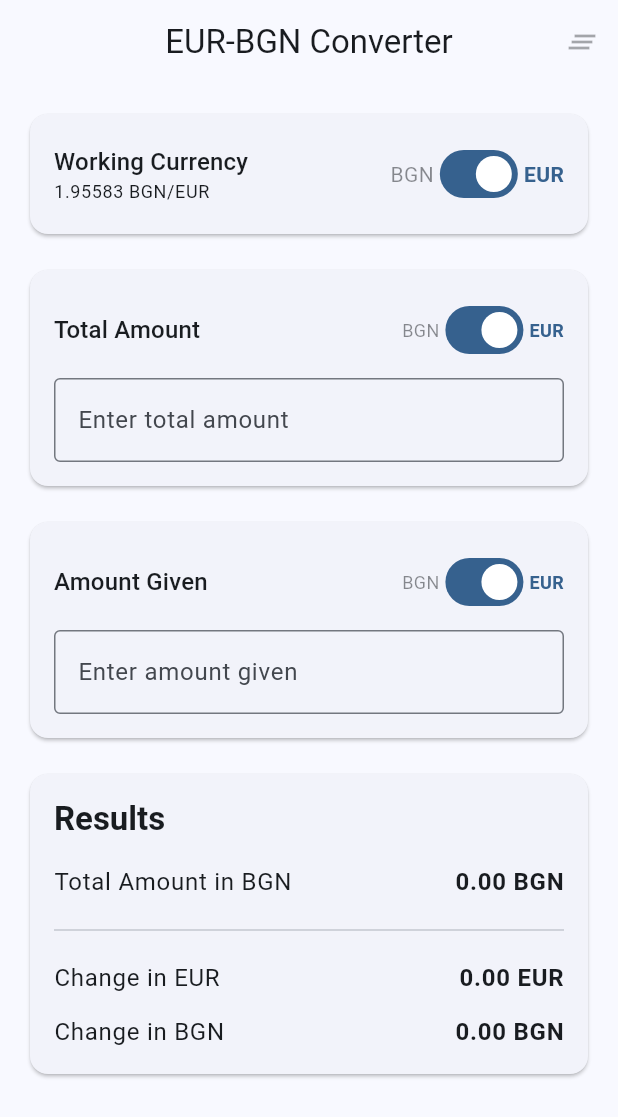
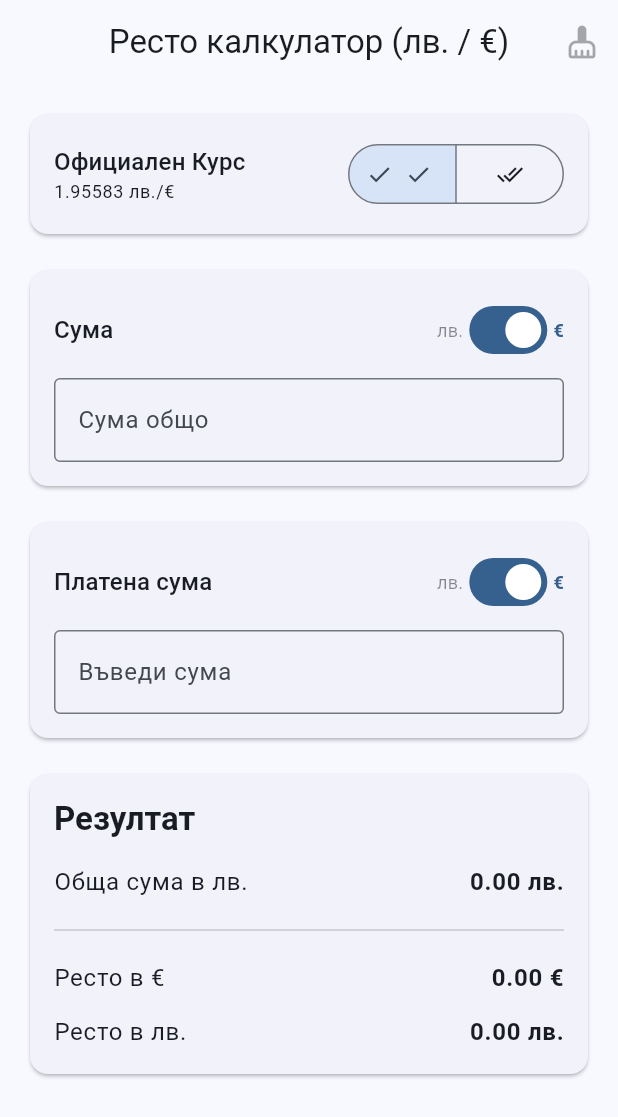
Before and after one commit to bogui/change-calculator, a Flutter app: the screen it shows after launch, on a phone screen of 412 x 824 dp. Shown: the top 1117 px of the screen. Run offline on Flutter 3.47's test engine with Material 3 defaults, Android fonts, the light colour scheme and no system bars.

Commit message:
Refactor: Add dual currency input mode and localize UI to Bulgarian.
This commit introduces a major refactoring of the `ConverterScreen`.

Key changes include:
- A new `SingleChoiceButton` component to switch between single and dual currency input modes for the "Amount Given" field.
- The UI is now localized in Bulgarian, including labels, hints, and titles.
- The concept of a "main working currency" has been removed in favor of a more flexible calculation logic.
- Added new text controllers to support separate EUR and BGN inputs in dual currency mode.
- Updated icons and added various Play Store assets.
- Bumped the application version.

```diff
--- /dev/null
+++ b/lib/components/single_choice_button.component.dart
@@ -0,0 +1,20 @@
+import 'package:flutter/material.dart';
+
+enum CalculationType {single, double}
+
+class SingleChoiceButton extends StatelessWidget {
+  const SingleChoiceButton({super.key, required this.selected, required this.onSelectionChanged});
+
+  final CalculationType selected;
+  final void Function(CalculationType) onSelectionChanged;
+
+  @override
+  Widget build(BuildContext context) {
+    return SegmentedButton<CalculationType>(segments: const <ButtonSegment<CalculationType>>[
+      ButtonSegment<CalculationType>(value: CalculationType.single, icon: Icon(Icons.done), tooltip: 'Калкулация с една валута'),
+      ButtonSegment<CalculationType>(value: CalculationType.double, icon: Icon(Icons.done_all), tooltip: 'Калкулация с две валути'),
+    ],  onSelectionChanged: (Set<CalculationType> newSelection) {
+      onSelectionChanged(newSelection.first);
+    }, selected: <CalculationType>{selected});
+  }
+}
--- a/lib/converter_screen.dart
+++ b/lib/converter_screen.dart
@@ -1,4 +1,5 @@
 import 'dart:async';
+import 'package:euro_converter/components/single_choice_button.component.dart';
 import 'package:flutter/material.dart';
 import 'package:flutter/services.dart';
 
@@ -15,9 +16,12 @@ class ConverterScreen extends StatefulWidget {
 class _ConverterScreenState extends State<ConverterScreen> {
   final TextEditingController _totalAmountController = TextEditingController();
   final TextEditingController _amountGivenController = TextEditingController();
+  final TextEditingController _amountGivenEurController =
+      TextEditingController();
+  final TextEditingController _amountGivenBgnController =
+      TextEditingController();
 
-  /// Main working currency: true = EUR, false = BGN
-  bool _mainCurrencyIsEur = true;
+  CalculationType _calculationType = CalculationType.single;
 
   /// Override flags: null = use main currency, true = EUR, false = BGN
   bool? _totalAmountCurrencyOverride;
@@ -30,6 +34,8 @@ class _ConverterScreenState extends State<ConverterScreen> {
     super.initState();
     _totalAmountController.addListener(_debouncedUpdate);
     _amountGivenController.addListener(_debouncedUpdate);
+    _amountGivenEurController.addListener(_debouncedUpdate);
+    _amountGivenBgnController.addListener(_debouncedUpdate);
   }
 
   @override
@@ -37,8 +43,12 @@ class _ConverterScreenState extends State<ConverterScreen> {
     _debounceTimer?.cancel();
     _totalAmountController.removeListener(_debouncedUpdate);
     _amountGivenController.removeListener(_debouncedUpdate);
+    _amountGivenEurController.removeListener(_debouncedUpdate);
+    _amountGivenBgnController.removeListener(_debouncedUpdate);
     _totalAmountController.dispose();
     _amountGivenController.dispose();
+    _amountGivenEurController.dispose();
+    _amountGivenBgnController.dispose();
     super.dispose();
   }
 
@@ -57,32 +67,33 @@ class _ConverterScreenState extends State<ConverterScreen> {
   bool _hasValuesToClear() {
     final hasText =
         _totalAmountController.text.isNotEmpty ||
-        _amountGivenController.text.isNotEmpty;
+        _amountGivenController.text.isNotEmpty ||
+        _amountGivenEurController.text.isNotEmpty ||
+        _amountGivenBgnController.text.isNotEmpty;
     final hasOverrides =
         _totalAmountCurrencyOverride != null ||
         _amountGivenCurrencyOverride != null;
-    final isNotDefaultCurrency = !_mainCurrencyIsEur;
-    return hasText || hasOverrides || isNotDefaultCurrency;
+
+    return hasText || hasOverrides;
   }
 
   /// Resets all fields to their default values
   void _resetAllFields() {
     _totalAmountController.clear();
     _amountGivenController.clear();
+    _amountGivenEurController.clear();
+    _amountGivenBgnController.clear();
     setState(() {
-      _mainCurrencyIsEur = true;
       _totalAmountCurrencyOverride = null;
       _amountGivenCurrencyOverride = null;
     });
   }
 
   /// Gets the effective currency for total amount field
-  bool _getTotalAmountCurrency() =>
-      _totalAmountCurrencyOverride ?? _mainCurrencyIsEur;
+  bool _getTotalAmountCurrency() => _totalAmountCurrencyOverride ?? true;
 
   /// Gets the effective currency for amount given field
-  bool _getAmountGivenCurrency() =>
-      _amountGivenCurrencyOverride ?? _mainCurrencyIsEur;
+  bool _getAmountGivenCurrency() => _amountGivenCurrencyOverride ?? true;
 
   /// Converts EUR to BGN
   double _convertEurToBgn(double eur) => eur * _exchangeRate;
@@ -100,10 +111,27 @@ class _ConverterScreenState extends State<ConverterScreen> {
   @override
   Widget build(BuildContext context) {
     final totalAmount = _parseAmount(_totalAmountController.text);
-    final amountGiven = _parseAmount(_amountGivenController.text);
+    final totalAmountCurrencyIsEur = _getTotalAmountCurrency();
 
-    final totalAmountCurrencyIsEur = _getTotalAmountCurrency();
-    final amountGivenCurrencyIsEur = _getAmountGivenCurrency();
+    double? amountGiven;
+    bool amountGivenCurrencyIsEur;
+
+    if (_calculationType == CalculationType.single) {
+      amountGiven = _parseAmount(_amountGivenController.text) ?? 0.0;
+      amountGivenCurrencyIsEur = _getAmountGivenCurrency();
+    } else {
+      final amountGivenEur =
+          _parseAmount(_amountGivenEurController.text) ?? 0.0;
+      final amountGivenBgn =
+          _parseAmount(_amountGivenBgnController.text) ?? 0.0;
+
+      amountGiven = amountGivenEur + _convertBgnToEur(amountGivenBgn);
+      amountGivenCurrencyIsEur = true;
+
+      if (amountGiven == 0.0) {
+        amountGiven = null;
+      }
+    }
 
     // Calculate total amount in other currency
     double? totalInOtherCurrency;
@@ -146,12 +174,12 @@ class _ConverterScreenState extends State<ConverterScreen> {
 
     return Scaffold(
       appBar: AppBar(
-        title: const Text('EUR-BGN Converter'),
+        title: const Text('Ресто калкулатор (лв. / €)'),
         centerTitle: true,
         actions: [
           IconButton(
-            icon: const Icon(Icons.clear_all),
-            tooltip: 'Clear all fields',
+            icon: const Icon(Icons.cleaning_services_rounded),
+            tooltip: 'Изчисти всички полета',
             onPressed: _hasValuesToClear() ? _resetAllFields : null,
           ),
         ],
@@ -173,55 +201,24 @@ class _ConverterScreenState extends State<ConverterScreen> {
                         crossAxisAlignment: CrossAxisAlignment.start,
                         children: [
                           Text(
-                            'Working Currency',
+                            'Официален Курс',
                             style: Theme.of(context).textTheme.titleMedium,
                           ),
                           Text(
-                            '1.95583 BGN/EUR',
+                            '1.95583 лв./€',
                             style: Theme.of(context).textTheme.bodySmall,
                           ),
                         ],
                       ),
-                      Row(
+                      Column(
                         children: [
-                          Text(
-                            'BGN',
-                            style: TextStyle(
-                              color: !_mainCurrencyIsEur
-                                  ? Theme.of(context).colorScheme.primary
-                                  : Theme.of(context).colorScheme.onSurface
-                                        .withValues(alpha: 0.5),
-                              fontWeight: !_mainCurrencyIsEur
-                                  ? FontWeight.bold
-                                  : FontWeight.normal,
-                            ),
-                          ),
-                          Switch(
-                            value: _mainCurrencyIsEur,
-                            onChanged: (value) {
+                          SingleChoiceButton(
+                            selected: _calculationType,
+                            onSelectionChanged: (CalculationType value) {
                               setState(() {
-                                _mainCurrencyIsEur = value;
-                                // Reset overrides if they match the new main currency (no override needed)
-                                if (_totalAmountCurrencyOverride == value) {
-                                  _totalAmountCurrencyOverride = null;
-                                }
-                                if (_amountGivenCurrencyOverride == value) {
-                                  _amountGivenCurrencyOverride = null;
-                                }
+                                _calculationType = value;
                               });
                             },
-                          ),
-                          Text(
-                            'EUR',
-                            style: TextStyle(
-                              color: _mainCurrencyIsEur
-                                  ? Theme.of(context).colorScheme.primary
-                                  : Theme.of(context).colorScheme.onSurface
-                                        .withValues(alpha: 0.5),
-                              fontWeight: _mainCurrencyIsEur
-                                  ? FontWeight.bold
-                                  : FontWeight.normal,
-                            ),
                           ),
                         ],
                       ),
@@ -242,13 +239,13 @@ class _ConverterScreenState extends State<ConverterScreen> {
                         mainAxisAlignment: MainAxisAlignment.spaceBetween,
                         children: [
                           Text(
-                            'Total Amount',
+                            'Сума',
                             style: Theme.of(context).textTheme.titleMedium,
                           ),
                           Row(
                             children: [
                               Text(
-                                'BGN',
+                                'лв.',
                                 style: TextStyle(
                                   color: !_getTotalAmountCurrency()
                                       ? Theme.of(context).colorScheme.primary
@@ -269,7 +266,7 @@ class _ConverterScreenState extends State<ConverterScreen> {
                                 },
                               ),
                               Text(
-                                'EUR',
+                                '€',
                                 style: TextStyle(
                                   color: _getTotalAmountCurrency()
                                       ? Theme.of(context).colorScheme.primary
@@ -297,8 +294,9 @@ class _ConverterScreenState extends State<ConverterScreen> {
                           ),
                         ],
                         decoration: InputDecoration(
-                          hintText: 'Enter total amount',
-                          suffixText: _getTotalAmountCurrency() ? 'EUR' : 'BGN',
+                          label: Text('Сума общо'),
+                          hintText: 'Въведи тотал',
+                          suffixText: _getTotalAmountCurrency() ? '€' : 'лв.',
                           border: const OutlineInputBorder(),
                         ),
                       ),
@@ -308,7 +306,8 @@ class _ConverterScreenState extends State<ConverterScreen> {
               ),
               const SizedBox(height: 16.0),
 
-              // Amount Given Input Card
+              if (_calculationType == CalculationType.single)
+                // Amount Given Input Card (single)
                 Card(
                   child: Padding(
                     padding: const EdgeInsets.all(16.0),
@@ -319,17 +318,19 @@ class _ConverterScreenState extends State<ConverterScreen> {
                           mainAxisAlignment: MainAxisAlignment.spaceBetween,
                           children: [
                             Text(
-                            'Amount Given',
+                              'Платена сума',
                               style: Theme.of(context).textTheme.titleMedium,
                             ),
                             Row(
                               children: [
                                 Text(
-                                'BGN',
+                                  'лв.',
                                   style: TextStyle(
                                     color: !_getAmountGivenCurrency()
                                         ? Theme.of(context).colorScheme.primary
-                                      : Theme.of(context).colorScheme.onSurface
+                                        : Theme.of(context)
+                                              .colorScheme
+                                              .onSurface
                                               .withValues(alpha: 0.5),
                                     fontWeight: !_getAmountGivenCurrency()
                                         ? FontWeight.bold
@@ -346,11 +347,13 @@ class _ConverterScreenState extends State<ConverterScreen> {
                                   },
                                 ),
                                 Text(
-                                'EUR',
+                                  '€',
                                   style: TextStyle(
                                     color: _getAmountGivenCurrency()
                                         ? Theme.of(context).colorScheme.primary
-                                      : Theme.of(context).colorScheme.onSurface
+                                        : Theme.of(context)
+                                              .colorScheme
+                                              .onSurface
                                               .withValues(alpha: 0.5),
                                     fontWeight: _getAmountGivenCurrency()
                                         ? FontWeight.bold
@@ -374,9 +377,63 @@ class _ConverterScreenState extends State<ConverterScreen> {
                             ),
                           ],
                           decoration: InputDecoration(
-                          hintText: 'Enter amount given',
-                          suffixText: _getAmountGivenCurrency() ? 'EUR' : 'BGN',
+                            hintText: 'Въведи сума',
+                            suffixText: _getAmountGivenCurrency()
+                                ? '€'
+                                : 'лв.',
                             border: const OutlineInputBorder(),
+                          ),
+                        ),
+                      ],
+                    ),
+                  ),
+                )
+              else
+                // Amount Given Input Card (double)
+                Card(
+                  child: Padding(
+                    padding: EdgeInsets.all(16.0),
+                    child: Column(
+                      crossAxisAlignment: CrossAxisAlignment.start,
+                      children: [
+                        Text(
+                          'Платена Сума (лв. + €)',
+                          style: Theme.of(context).textTheme.titleMedium,
+                        ),
+                        const SizedBox(height: 16),
+                        TextField(
+                          controller: _amountGivenBgnController,
+                          keyboardType: const TextInputType.numberWithOptions(
+                            decimal: true,
+                          ),
+                          inputFormatters: [
+                            FilteringTextInputFormatter.allow(
+                              RegExp(r'^\d+\.?\d{0,2}'),
+                            ),
+                          ],
+                          decoration: const InputDecoration(
+                            labelText: 'Платено в лв.',
+                            hintText: '0.00',
+                            suffixText: 'лв.',
+                            border: OutlineInputBorder(),
+                          ),
+                        ),
+                        const SizedBox(height: 16),
+                        TextField(
+                          controller: _amountGivenEurController,
+                          keyboardType: const TextInputType.numberWithOptions(
+                            decimal: true,
+                          ),
+                          inputFormatters: [
+                            FilteringTextInputFormatter.allow(
+                              RegExp(r'^\d+\.?\d{0,2}'),
+                            ),
+                          ],
+                          decoration: const InputDecoration(
+                            labelText: 'Платено в €',
+                            hintText: '0.00',
+                            suffixText: '€',
+                            border: OutlineInputBorder(),
                           ),
                         ),
                       ],
@@ -465,7 +522,7 @@ class _ResultsCard extends StatelessWidget {
           crossAxisAlignment: CrossAxisAlignment.start,
           children: [
             Text(
-              'Results',
+              'Резултат',
               style: Theme.of(
                 context,
               ).textTheme.titleLarge?.copyWith(fontWeight: FontWeight.bold),
@@ -475,9 +532,9 @@ class _ResultsCard extends StatelessWidget {
             // Total in other currency
             _buildResultRow(
               context,
-              'Total Amount in ${totalAmountCurrencyIsEur ? 'BGN' : 'EUR'}',
+              'Обща сума в ${totalAmountCurrencyIsEur ? 'лв.' : '€'}',
               _formatCurrency(totalInOtherCurrency),
-              totalAmountCurrencyIsEur ? 'BGN' : 'EUR',
+              totalAmountCurrencyIsEur ? 'лв.' : '€',
             ),
             const SizedBox(height: 12.0),
 
@@ -487,9 +544,9 @@ class _ResultsCard extends StatelessWidget {
             // Change in EUR (always shown)
             _buildResultRow(
               context,
-              'Change in EUR',
+              'Ресто в €',
               _formatCurrency(changeInEur),
-              'EUR',
+              '€',
               isChange: true,
             ),
             const SizedBox(height: 12.0),
@@ -497,9 +554,9 @@ class _ResultsCard extends StatelessWidget {
             // Change in BGN (always shown)
             _buildResultRow(
               context,
-              'Change in BGN',
+              'Ресто в лв.',
               _formatCurrency(changeInBgn),
-              'BGN',
+              'лв.',
               isChange: true,
             ),
           ],
--- a/lib/main.dart
+++ b/lib/main.dart
@@ -11,7 +11,8 @@ class MyApp extends StatelessWidget {
   @override
   Widget build(BuildContext context) {
     return MaterialApp(
-      title: 'EUR-BGN Converter',
+      debugShowCheckedModeBanner: false,
+      title: 'Ресто калкулатор (лв. / €)',
       theme: ThemeData(
         colorScheme: ColorScheme.fromSeed(
           seedColor: Colors.blue,
--- a/pubspec.yaml
+++ b/pubspec.yaml
@@ -16,7 +16,7 @@ publish_to: "none" # Remove this line if you wish to publish to pub.dev
 # https://developer.apple.com/library/archive/documentation/General/Reference/InfoPlistKeyReference/Articles/CoreFoundationKeys.html
 # In Windows, build-name is used as the major, minor, and patch parts
 # of the product and file versions while build-number is used as the build suffix.
-version: 1.0.0+2
+version: 1.0.0+4
 
 environment:
   sdk: ^3.10.4
```
Also changed, not shown: assets/play-store/Screenshot_20251231_121434.png (added), assets/play-store/Screenshot_20251231_121739.png (added), assets/play-store/Screenshot_20251231_121833.png (added), assets/play-store/Screenshot_20251231_121956.png (added), assets/play-store/Screenshot_20251231_123021.png (added), assets/play-store/Screenshot_20251231_123052.png (added), assets/play-store/Screenshot_20251231_123104.png (added), assets/play-store/Screenshot_20251231_123120.png (added), assets/play-store/assets.png (added), assets/play-store/logo.png (added). Lines whose indentation alone changed are shown as unchanged.
